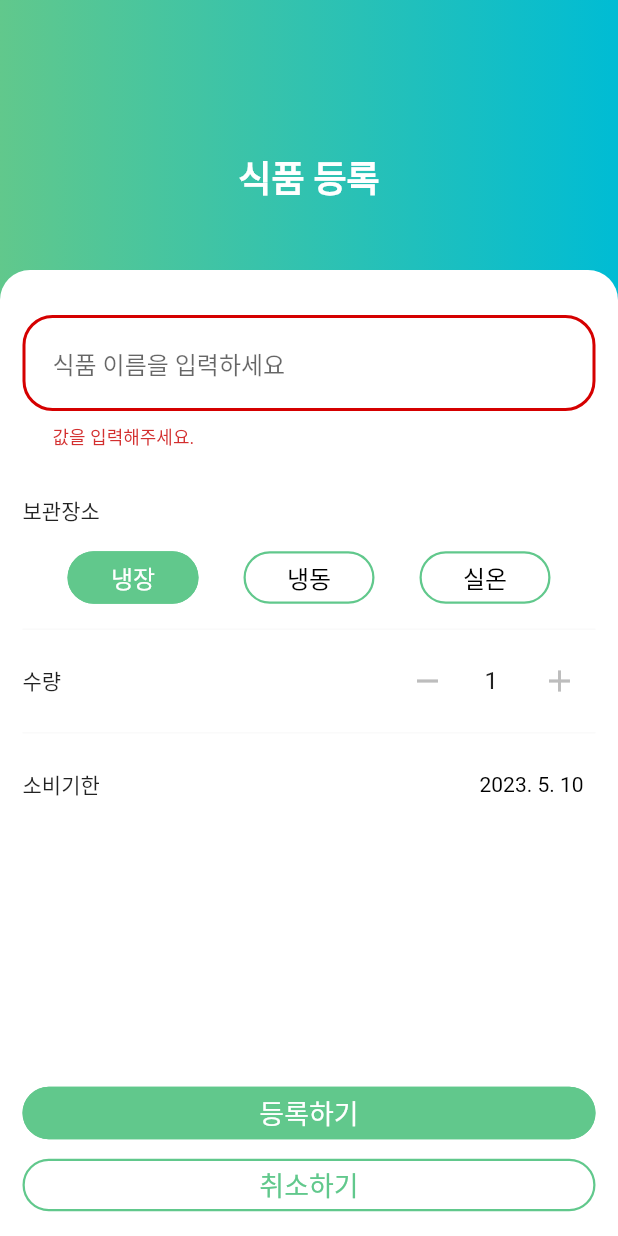
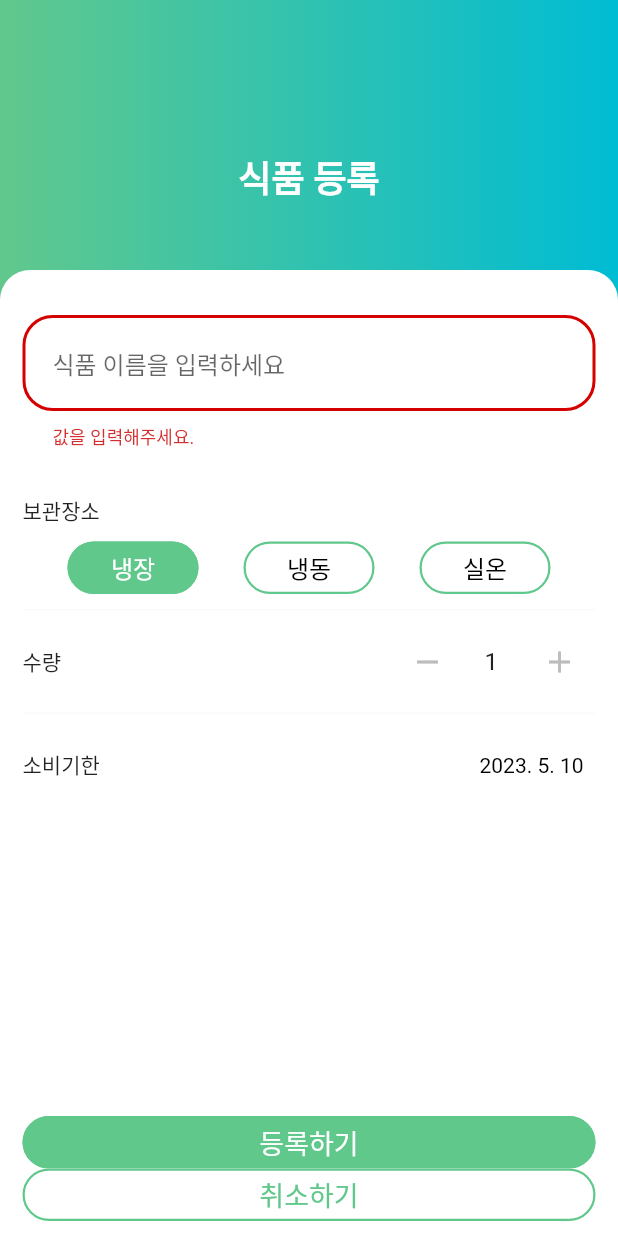
Before and after one commit to BrainStorm-sc21/BrainStorm-FE, a Flutter app: the ManualAddPage screen opened directly, on a phone screen of 412 x 824 dp. Run offline on Flutter 3.47's test engine with Material 2 defaults, Android fonts, the phone set to English and light mode, and no system bars; our stand-ins replace camera, firebase_auth, firebase_core, flutter_speed_dial, introduction_screen, logger and 3 more; missing offline and left inert: dart:ffi, kpostal, naver_map_plugin, webview_flutter_android, webview_flutter_wkwebview; accounts and stored records are empty.

Commit message:
💄 Style_Remove vertical margin in button widget

```diff
--- a/lib/widgets/rounded_outlined_button.dart
+++ b/lib/widgets/rounded_outlined_button.dart
@@ -26,19 +26,28 @@ class RoundedOutlinedButton extends StatelessWidget {
   Widget build(BuildContext context) {
     return OutlinedButton(
       onPressed: onPressed,
-      style: OutlinedButton.styleFrom(
-        minimumSize: Size(width, height),
-        foregroundColor: foregroundColor,
-        backgroundColor: backgroundColor,
+      style: ButtonStyle(
+        tapTargetSize: MaterialTapTargetSize.shrinkWrap,
+        minimumSize: MaterialStateProperty.all(Size(width, height)),
+        foregroundColor: MaterialStateProperty.all(foregroundColor),
+        backgroundColor: MaterialStateProperty.all(backgroundColor),
         alignment: Alignment.center,
-        shape: const RoundedRectangleBorder(
-          borderRadius: BorderRadius.all(Radius.circular(50)),
+        shape: MaterialStateProperty.all(
+          const RoundedRectangleBorder(
+            borderRadius: BorderRadius.all(
+              Radius.circular(50),
+            ),
+          ),
         ),
-        side: BorderSide(
-          color: borderColor,
-          width: 1.5,
+        side: MaterialStateProperty.all(
+          BorderSide(
+            color: borderColor,
+            width: 1.5,
+          ),
         ),
-        textStyle: TextStyle(fontSize: fontSize),
+        textStyle: MaterialStateProperty.all(
+          TextStyle(fontSize: fontSize),
+        ),
       ),
       child: Text(text),
     );
```
